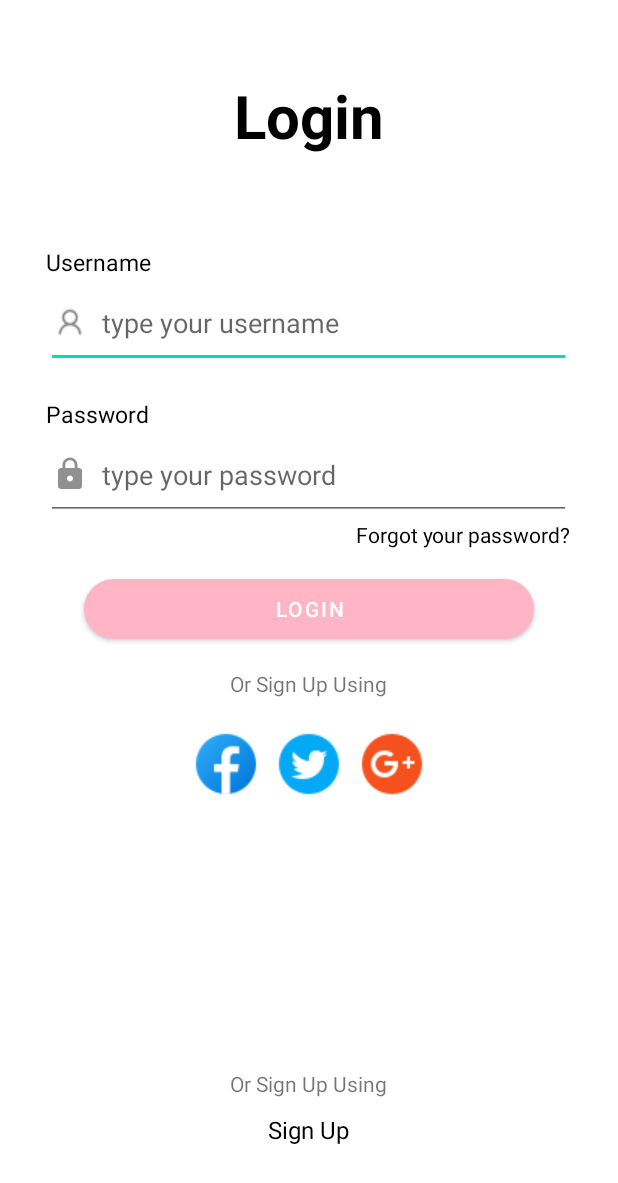
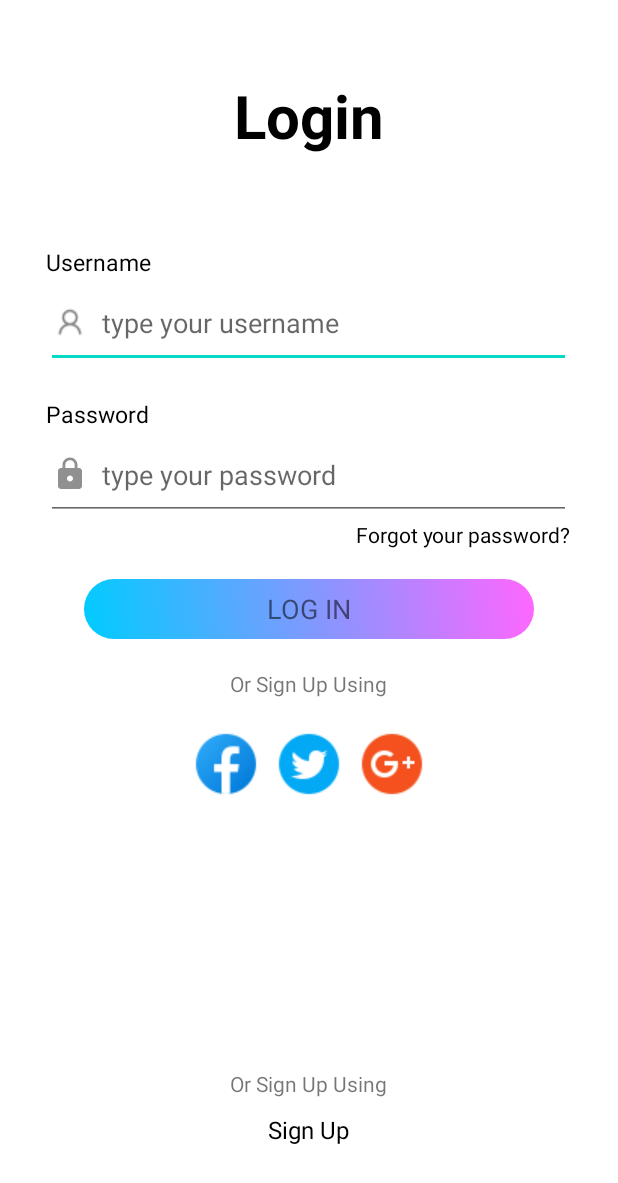
Before and after one commit to dydwns036/Capstone, an Android app: the screen it shows after launch (LoginActivity), on a phone screen of 412 x 824 dp. Shown: the top 1183 px of the screen. Run offline under Robolectric (Android 15) with nearby library versions, the light colour scheme and no system bars.

Commit message:
Update login.xml

```diff
--- a/app/src/main/res/layout/login.xml
+++ b/app/src/main/res/layout/login.xml
@@ -29,6 +29,7 @@
         <EditText
             android:id="@+id/taikhoan"
             android:drawableLeft="@drawable/ic_taikhoan"
+            android:singleLine="true"
             android:hint="  type your username"
             android:layout_width="match_parent"
             android:layout_height="60dp"></EditText>
@@ -43,11 +44,12 @@
             android:inputType="textPassword"
             android:id="@+id/matkhau"
             android:drawableLeft="@drawable/ic_matkhau"
+            android:singleLine="true"
             android:hint="  type your password"
             android:layout_width="match_parent"
             android:layout_height="60dp"></EditText>
         <TextView
-            android:id="@+id/forgotPasswordTextView"
+            android:id="@+id/findPasswordText"
             android:layout_width="wrap_content"
             android:layout_height="wrap_content"
             android:text="Forgot your password?"
@@ -58,14 +60,16 @@
             android:onClick="onForgotPasswordClicked" />
     </LinearLayout>
 
-    <Button
+    <TextView
         android:id="@+id/loginbutton"
         android:layout_marginTop="20dp"
         android:layout_gravity="center"
-        android:text="login"
+        android:gravity="center"
+        android:text="LOG IN"
+        android:textSize="18sp"
         android:layout_width="300dp"
         android:layout_height="40dp"
-        android:background="@drawable/rounded_button_gradient"></Button>
+        android:background="@drawable/rounded_button_gradient"></TextView>
     <TextView
         android:layout_width="wrap_content"
         android:layout_height="wrap_content"
```
